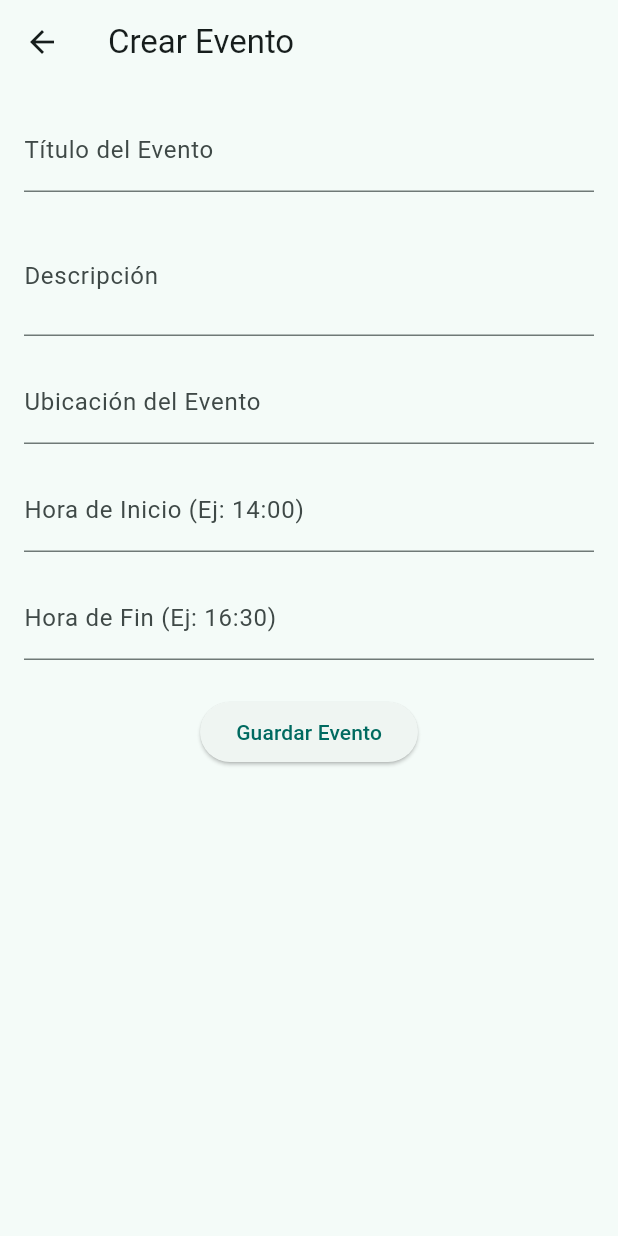
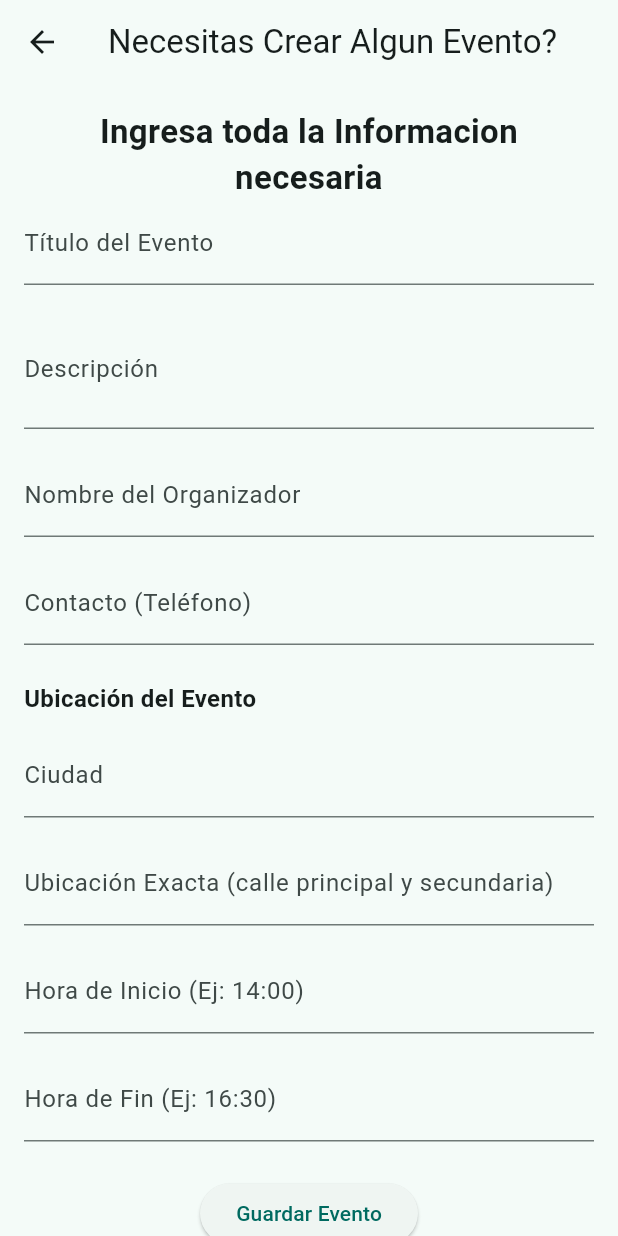
Before and after one commit to bryanjavier2005/bjmanobanda-pucetec-202512-2, a Flutter app: the screen it shows after launch, after a tap on "Crear Evento", on a phone screen of 412 x 824 dp. Run offline on Flutter 3.47's test engine with Material 3 defaults, Android fonts, the phone set to English and light mode, and no system bars; our stand-ins replace cloud_firestore, firebase_core; accounts and stored records are empty.

Commit message:
feat: implementacion del crud funcionando

```diff
--- a/lib/main.dart
+++ b/lib/main.dart
@@ -1,3 +1,4 @@
+import 'package:app_eventos/views/editar_view.dart';
 import 'package:flutter/material.dart';
 import 'package:firebase_core/firebase_core.dart';
 import 'views/inicio_view.dart';
@@ -26,6 +27,7 @@ class MyApp extends StatelessWidget {
         '/': (context) => const InicioView(),
         '/lista': (context) => const ListaView(),
         '/crear': (context) => const CrearView(),
+        '/editar': (context) => const EditarView(),
       },
     );
   }
--- a/lib/services/firestore_service.dart
+++ b/lib/services/firestore_service.dart
@@ -14,14 +14,20 @@ class FirestoreService {
   Future<void> agregarEvento({
     required String titulo,
     required String descripcion,
-    required String ubicacion,
+    required String organizador,
+    required String contacto,
+    required String ciudad,
+    required String ubicacionExacta,
     required String horaInicio,
     required String horaFin,
   }) async {
     await _db.collection('eventos').add({
       'titulo': titulo,
       'descripcion': descripcion,
-      'ubicacion': ubicacion,
+      'organizador': organizador,
+      'contacto': contacto,
+      'ciudad': ciudad,
+      'ubicacion': ubicacionExacta,
       'hora_inicio': horaInicio,
       'hora_fin': horaFin,
       'creado_en': FieldValue.serverTimestamp(),
--- a/lib/views/crear_view.dart
+++ b/lib/views/crear_view.dart
@@ -6,20 +6,29 @@ class CrearView extends StatelessWidget {
 
   @override
   Widget build(BuildContext context) {
-    final TextEditingController tituloController = TextEditingController();
-    final TextEditingController descripcionController = TextEditingController();
-    final TextEditingController ubicacionController = TextEditingController();
-    final TextEditingController horaInicioController = TextEditingController();
-    final TextEditingController horaFinController = TextEditingController();
+    final tituloController = TextEditingController();
+    final descripcionController = TextEditingController();
+    final organizadorController = TextEditingController();
+    final contactoController = TextEditingController();
+    final ciudadController = TextEditingController();
+    final ubicacionExactaController = TextEditingController();
+    final horaInicioController = TextEditingController();
+    final horaFinController = TextEditingController();
 
     return Scaffold(
       appBar: AppBar(
-        title: const Text('Crear Evento'),
+        title: const Text('Necesitas Crear Algun Evento?'),
       ),
       body: SingleChildScrollView(
         padding: const EdgeInsets.all(16.0),
         child: Column(
+          crossAxisAlignment: CrossAxisAlignment.start,
           children: [
+            const Text(
+              'Ingresa toda la Informacion necesaria',
+              style: TextStyle(fontSize: 22, fontWeight: FontWeight.bold),
+              textAlign: TextAlign.center,
+            ),
             TextField(
               controller: tituloController,
               decoration: const InputDecoration(labelText: 'Título del Evento'),
@@ -32,8 +41,30 @@ class CrearView extends StatelessWidget {
             ),
             const SizedBox(height: 16),
             TextField(
-              controller: ubicacionController,
-              decoration: const InputDecoration(labelText: 'Ubicación del Evento'),
+              controller: organizadorController,
+              decoration: const InputDecoration(labelText: 'Nombre del Organizador'),
+            ),
+            const SizedBox(height: 16),
+            TextField(
+              controller: contactoController,
+              decoration: const InputDecoration(labelText: 'Contacto (Teléfono)'),
+              keyboardType: TextInputType.phone,
+            ),
+            const SizedBox(height: 24),
+            const Text(
+              'Ubicación del Evento',
+              style: TextStyle(fontWeight: FontWeight.bold, fontSize: 16),
+            ),
+            const SizedBox(height: 12),
+            TextField(
+              controller: ciudadController,
+              decoration: const InputDecoration(labelText: 'Ciudad'),
+            ),
+            const SizedBox(height: 16),
+            TextField(
+              controller: ubicacionExactaController,
+              decoration: const InputDecoration(
+                  labelText: 'Ubicación Exacta (calle principal y secundaria)'),
             ),
             const SizedBox(height: 16),
             TextField(
@@ -46,15 +77,26 @@ class CrearView extends StatelessWidget {
               decoration: const InputDecoration(labelText: 'Hora de Fin (Ej: 16:30)'),
             ),
             const SizedBox(height: 24),
-            ElevatedButton(
+            Center(
+              child: ElevatedButton(
                 onPressed: () async {
                   final titulo = tituloController.text;
                   final descripcion = descripcionController.text;
-                final ubicacion = ubicacionController.text;
+                  final organizador = organizadorController.text;
+                  final contacto = contactoController.text;
+                  final ciudad = ciudadController.text;
+                  final ubicacionExacta = ubicacionExactaController.text;
                   final horaInicio = horaInicioController.text;
                   final horaFin = horaFinController.text;
 
-                if (titulo.isEmpty || descripcion.isEmpty || ubicacion.isEmpty || horaInicio.isEmpty || horaFin.isEmpty) {
+                  if (titulo.isEmpty ||
+                      descripcion.isEmpty ||
+                      organizador.isEmpty ||
+                      contacto.isEmpty ||
+                      ciudad.isEmpty ||
+                      ubicacionExacta.isEmpty ||
+                      horaInicio.isEmpty ||
+                      horaFin.isEmpty) {
                     ScaffoldMessenger.of(context).showSnackBar(
                       const SnackBar(content: Text('Por favor completa todos los campos.')),
                     );
@@ -65,13 +107,16 @@ class CrearView extends StatelessWidget {
                     await FirestoreService().agregarEvento(
                       titulo: titulo,
                       descripcion: descripcion,
-                    ubicacion: ubicacion,
+                      organizador: organizador,
+                      contacto: contacto,
+                      ciudad: ciudad,
+                      ubicacionExacta: ubicacionExacta,
                       horaInicio: horaInicio,
                       horaFin: horaFin,
                     );
 
                     ScaffoldMessenger.of(context).showSnackBar(
-                    SnackBar(content: Text('Evento "$titulo" guardado exitosamente.')),
+                      SnackBar(content: Text('Evento "$titulo" guardado exitosamente!.')),
                     );
 
                     Navigator.pop(context);
@@ -83,6 +128,7 @@ class CrearView extends StatelessWidget {
                 },
                 child: const Text('Guardar Evento'),
               ),
+            ),
           ],
         ),
       ),
--- a/lib/views/inicio_view.dart
+++ b/lib/views/inicio_view.dart
@@ -6,43 +6,52 @@ class InicioView extends StatelessWidget {
   @override
   Widget build(BuildContext context) {
     return Scaffold(
-      appBar: AppBar(title: const Text('Eventos App')),
+      appBar: AppBar(title: const Text('Bienvenido a AppEventos')),
       body: Center(
         child: Column(
           mainAxisAlignment: MainAxisAlignment.center,
           children: [
-            Image(
-              image: NetworkImage('https://www.totalisimo.com/wp-content/uploads/2018/06/volkswagen-diana-krall-3.jpg')),
             const Icon(
               Icons.event,
               size: 100,
-              color: Color.fromARGB(255, 247, 4, 0),
+              color: Color.fromARGB(255, 0, 17, 254),
             ),
             const Text(
-              'Bienvenido a la App de Eventos',
-              style: TextStyle(fontSize: 20),
+              '¿Quieres organizar un evento?',
+              style: TextStyle(fontSize: 22, fontWeight: FontWeight.bold),
+              textAlign: TextAlign.center,
             ),
-            const SizedBox(height: 20),
-            ElevatedButton(
+            const SizedBox(height: 8),
+            const Text(
+              'Crea y publica tu evento en segundos, y llega a más personas fácilmente.',
+              textAlign: TextAlign.center,
+            ),
+            const SizedBox(height: 30),
+            ElevatedButton.icon(
+              onPressed: () {
+                Navigator.pushNamed(context, '/crear');
+              },
+              icon: Icon(Icons.create_new_folder),
+              label: Text('Crear Evento'),
+            ),
+            const SizedBox(height: 40),
+            const Text(
+              '¿Buscas eventos cerca de ti?',
+              style: TextStyle(fontSize: 22, fontWeight: FontWeight.bold),
+              textAlign: TextAlign.center,
+            ),
+            const SizedBox(height: 8),
+            const Text(
+              'Explora eventos, encuentra actividades y participa.',
+              textAlign: TextAlign.center,
+            ),
+            const SizedBox(height: 10),
+            ElevatedButton.icon(
               onPressed: () {
                 Navigator.pushNamed(context, '/lista');
               },
-              child: const Text('Ver Eventos disponibles'),
-            ),
-            IconButton(
-              onPressed:() {
-                Navigator.pushNamed(context, '/crear');
-              },
-              icon: const Icon(Icons.create_new_folder),
-              iconSize: 50,
-            ),
-
-            const SizedBox(height: 10),
-            ElevatedButton(
-              onPressed: () {
-                Navigator.pushNamed(context, '/crear');
-              },
-              child: const Text('Crear Evento'),
+              icon: Icon(Icons.document_scanner),
+              label: Text('Ver Eventos Disponibles'),
             ),
           ],
         ),
```
Also changed, not shown: lib/views/editar_view.dart (added, +133 -0 lines), lib/views/lista_view.dart (+31 -10 lines), pubspec.yaml (+70 -8 lines), pubspec.lock, 5 other files. Lines whose indentation alone changed are shown as unchanged.
